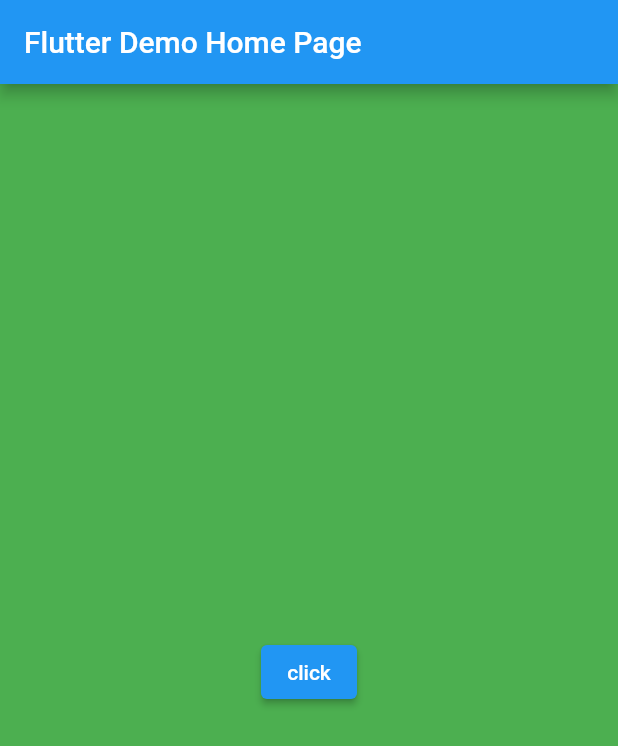
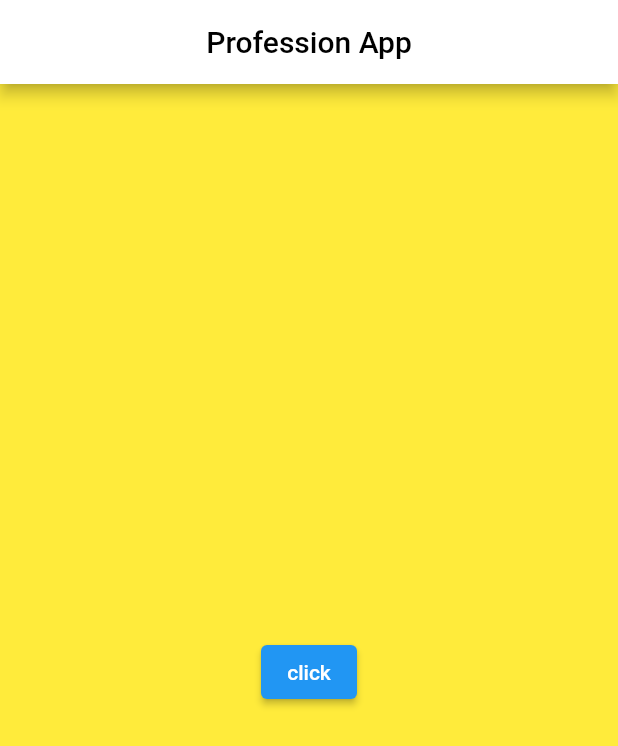
Before and after one commit to shubhamgitvns/demoapp, a Flutter app: the screen it shows after launch, on a phone screen of 412 x 824 dp. Shown: the top 746 px of the screen. Run offline on Flutter 3.47's test engine with Material 2 defaults, Android fonts, the phone set to English and light mode, and no system bars; network calls fail.

Commit message:
Change app-bar color using api calling

```diff
--- a/lib/UserHomePage.dart
+++ b/lib/UserHomePage.dart
@@ -12,14 +12,15 @@ class LoaderPage extends StatefulWidget {
 }
 
 class _LoaderPageState extends State<LoaderPage> {
-  //List<Data> data = [];
+
   dynamic text = "";
-  String name = "";
   @override
   Widget build(BuildContext context) {
     return Scaffold(
       appBar: AppBar(
-        title: Text(widget.title),
+        backgroundColor: AppTheme.appbarbgcolor,
+        title:  Text(AppTheme.appname,style: TextStyle(color: AppTheme.textcolor), ),
+        centerTitle: true,
       ),
       body: Container(
         decoration: BoxDecoration(
@@ -36,15 +37,7 @@ class _LoaderPageState extends State<LoaderPage> {
             ),
             ElevatedButton(
                 onPressed: () async {
-                  // text = "Count ${_counter}";
-                  text =
-                      await Utilities.downloadquestion("/superapp/data.json");
-                  if (text is bool)
-                    text = "Error";
-                  else
-                    text = text.toString();
 
-                  setState(() {});
                 },
                 child: Text("click"))
           ],
@@ -53,15 +46,3 @@ class _LoaderPageState extends State<LoaderPage> {
     );
   }
 }
-
-class Data {
-  String name = "";
-
-  //*****Create the constructor******
-  Data(this.name);
-
-  @override
-  String toString() {
-    return 'Data{name: $name}';
-  }
-}
--- a/lib/apptheme.dart
+++ b/lib/apptheme.dart
@@ -1,5 +1,9 @@
 import 'package:flutter/material.dart';
 
 class AppTheme {
-  static Color bgcolor = Colors.green;
+  static Color bgcolor = Colors.yellow;
+  static Color textcolor = Colors.black;
+  static Color appbarbgcolor = Colors.white;
+  static String appname="Profession App";
+
 }
```
Also changed, not shown: lib/Utilities.dart (+22 -3 lines), lib/main.dart (+6 -1 lines), 1 other file.
